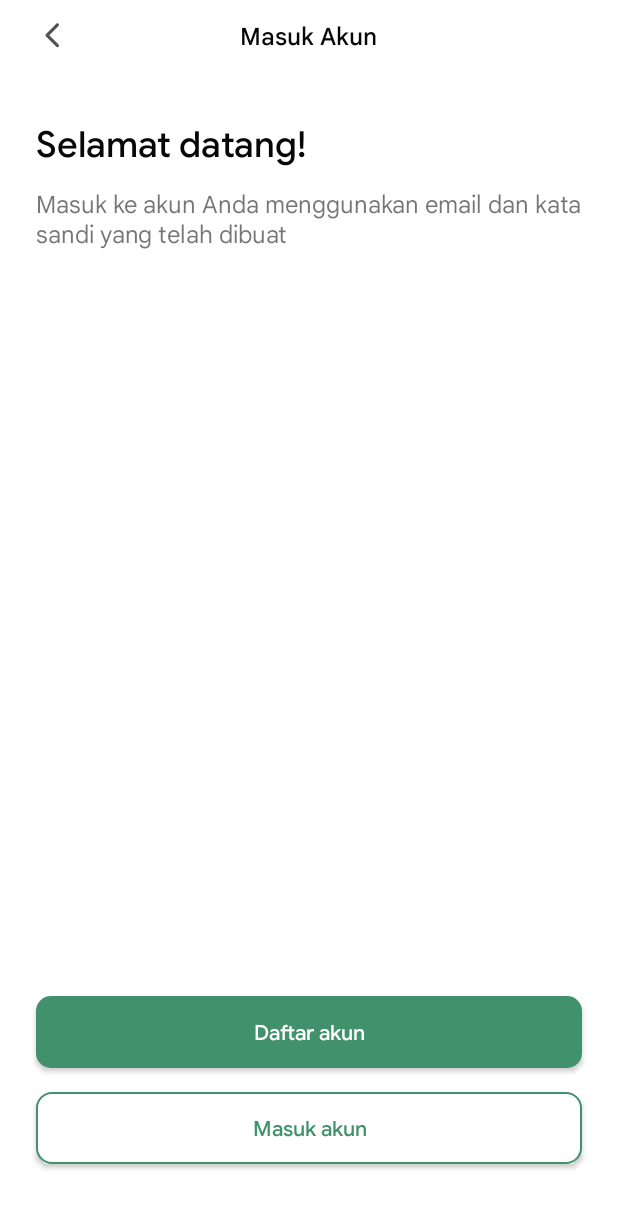
After one commit to farhannovan/bagein, an Android app: the layout activity_sign_in.xml on its own in the app's theme, with its tools: preview values and no code run, on a phone screen of 412 x 824 dp. The commit adds this screen. Shown: the top 1208 px of the screen. Run offline under Robolectric (Android 15) with nearby library versions, the phone set to English and light mode, and no system bars.

Commit message:
add sign

```diff
--- a/app/src/main/AndroidManifest.xml
+++ b/app/src/main/AndroidManifest.xml
@@ -12,6 +12,20 @@
         android:supportsRtl="true"
         android:theme="@style/Theme.Bagein"
         tools:targetApi="31">
+        <activity
+            android:name=".SignInActivity"
+            android:exported="false">
+            <meta-data
+                android:name="android.app.lib_name"
+                android:value="" />
+        </activity>
+        <activity
+            android:name=".SigninActivity"
+            android:exported="false">
+            <meta-data
+                android:name="android.app.lib_name"
+                android:value="" />
+        </activity>
         <activity
             android:name=".onboarding.OnboardingActivity"
             android:exported="false">
--- /dev/null
+++ b/app/src/main/java/com/phyxel/bagein/sign/signin/SignInActivity.kt
@@ -0,0 +1,11 @@
+package com.phyxel.bagein.sign.signin
+
+import androidx.appcompat.app.AppCompatActivity
+import android.os.Bundle
+
+class SignInActivity : AppCompatActivity() {
+    override fun onCreate(savedInstanceState: Bundle?) {
+        super.onCreate(savedInstanceState)
+        setContentView(R.layout.activity_sign_in)
+    }
+}
--- a/app/src/main/res/layout/activity_aktivitas_misi.xml
+++ b/app/src/main/res/layout/activity_aktivitas_misi.xml
@@ -6,7 +6,7 @@
     android:layout_width="match_parent"
     android:layout_height="match_parent"
     android:background="@color/neutral_200"
-    android:id="@+id/aktivitas_misi"
+    android:id="@+id/aktivitas_signin"
     tools:context=".aktivitas.AktivitasMisiActivity">
     <RelativeLayout
         android:id="@+id/titleBarAktivitasMisi"
--- /dev/null
+++ b/app/src/main/res/layout/activity_sign_in.xml
@@ -0,0 +1,109 @@
+<?xml version="1.0" encoding="utf-8"?>
+<androidx.constraintlayout.widget.ConstraintLayout xmlns:android="http://schemas.android.com/apk/res/android"
+    xmlns:app="http://schemas.android.com/apk/res-auto"
+    xmlns:tools="http://schemas.android.com/tools"
+    android:layout_width="match_parent"
+    android:layout_height="match_parent"
+    tools:context=".sign.signin.SignInActivity">
+
+    <RelativeLayout
+        android:id="@+id/titleBarAktivitasMisi"
+        android:layout_width="0dp"
+        android:layout_height="wrap_content"
+        android:layout_gravity="center"
+        android:background="@color/neutral_25"
+        app:layout_constraintEnd_toEndOf="parent"
+        app:layout_constraintStart_toStartOf="parent"
+        app:layout_constraintTop_toTopOf="parent">
+
+        <ImageButton
+            android:id="@+id/btnBack"
+            style="?android:attr/borderlessButtonStyle"
+            android:layout_width="wrap_content"
+            android:layout_height="wrap_content"
+            android:layout_alignParentStart="true"
+            android:layout_centerVertical="true"
+            android:layout_marginStart="20dp"
+            android:layout_marginEnd="20dp"
+            android:layout_weight="1"
+            android:background="@android:color/transparent"
+            android:minWidth="30dp"
+            android:minHeight="30dp"
+            android:scaleType="center"
+            app:srcCompat="@drawable/ic_chevron_backward" />
+
+        <TextView
+            android:layout_width="wrap_content"
+            android:layout_height="wrap_content"
+            android:layout_centerHorizontal="true"
+            android:layout_marginTop="12dp"
+            android:layout_marginBottom="12dp"
+            android:text="Masuk Akun"
+            android:textAlignment="center"
+            android:textColor="@color/neutral_900"
+            android:textSize="16sp" />
+    </RelativeLayout>
+
+    <TextView
+        android:id="@+id/onboardTitle"
+        android:layout_width="0dp"
+        android:layout_height="wrap_content"
+        android:layout_marginStart="24dp"
+        android:layout_marginTop="32dp"
+        android:layout_marginEnd="24dp"
+        android:fontFamily="@font/gsans_medium"
+        android:text="Selamat datang!"
+        android:textColor="@color/neutral_900"
+        android:textSize="24dp"
+        app:layout_constraintEnd_toEndOf="parent"
+        app:layout_constraintStart_toStartOf="parent"
+        app:layout_constraintTop_toBottomOf="@+id/titleBarAktivitasMisi" />
+
+    <TextView
+        android:id="@+id/onboardParagraph"
+        android:layout_width="0dp"
+        android:layout_height="wrap_content"
+        android:layout_marginStart="24dp"
+        android:layout_marginTop="12dp"
+        android:layout_marginEnd="24dp"
+        android:fontFamily="@font/gsanstext_regular"
+        android:text="Masuk ke akun Anda menggunakan email dan kata sandi yang telah dibuat"
+        android:textAlignment="textStart"
+        android:textSize="16sp"
+        app:layout_constraintEnd_toEndOf="parent"
+        app:layout_constraintStart_toStartOf="parent"
+        app:layout_constraintTop_toBottomOf="@+id/onboardTitle" />
+
+    <androidx.appcompat.widget.AppCompatButton
+        android:id="@+id/btnRegis"
+        android:layout_width="0dp"
+        android:layout_height="wrap_content"
+        android:layout_marginStart="24dp"
+        android:layout_marginEnd="24dp"
+        android:layout_marginBottom="16dp"
+        android:background="@drawable/btn_primary_default"
+        android:fontFamily="@font/gsans_medium"
+        android:text="Daftar akun"
+        android:textAllCaps="false"
+        android:textColor="@color/neutral_25"
+        app:layout_constraintBottom_toTopOf="@+id/btnLogin"
+        app:layout_constraintEnd_toEndOf="parent"
+        app:layout_constraintStart_toStartOf="parent" />
+
+    <androidx.appcompat.widget.AppCompatButton
+        android:id="@+id/btnLogin"
+        android:layout_width="0dp"
+        android:layout_height="wrap_content"
+        android:layout_marginStart="24dp"
+        android:layout_marginEnd="24dp"
+        android:layout_marginBottom="48dp"
+        android:background="@drawable/btn_secondary_default"
+        android:fontFamily="@font/gsans_medium"
+        android:text="Masuk akun"
+        android:textAllCaps="false"
+        android:textColor="@color/primary_500"
+        app:layout_constraintBottom_toBottomOf="parent"
+        app:layout_constraintEnd_toEndOf="parent"
+        app:layout_constraintStart_toStartOf="parent" />
+
+</androidx.constraintlayout.widget.ConstraintLayout>
--- a/app/src/main/res/layout/fragment_aktivitas_misi.xml
+++ b/app/src/main/res/layout/fragment_aktivitas_misi.xml
@@ -6,7 +6,7 @@
     android:layout_width="match_parent"
     android:layout_height="match_parent"
     android:background="@color/neutral_200"
-    android:id="@+id/aktivitas_misi"
+    android:id="@+id/aktivitas_signin"
     tools:context=".aktivitas.AktivitasMisiFragment">
     <RelativeLayout
         android:id="@+id/titleBarAktivitasMisi"
```
